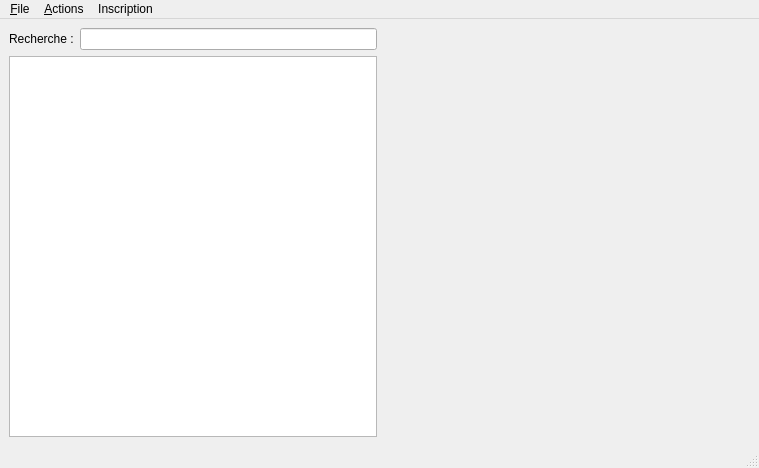
First picture: the form in LOA/Project_LOA/mainwindow.ui, repository lucas971/LOA_QT, before the edit.
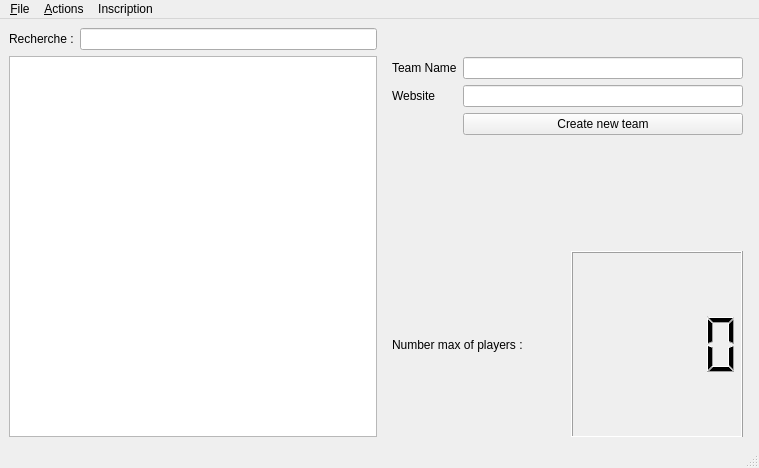
Second picture: the form after the edit. The open tabs and pages were chosen to show the change.

What changed in the file:
```diff
--- a/LOA/Project_LOA/mainwindow.ui
+++ b/LOA/Project_LOA/mainwindow.ui
@@ -210,6 +210,65 @@
        </widget>
       </widget>
       <widget class="QWidget" name="sport"/>
+      <widget class="QWidget" name="team">
+       <widget class="QWidget" name="verticalLayoutWidget">
+        <property name="geometry">
+         <rect>
+          <x>9</x>
+          <y>29</y>
+          <width>351</width>
+          <height>381</height>
+         </rect>
+        </property>
+        <layout class="QVBoxLayout" name="verticalLayout">
+         <item>
+          <layout class="QFormLayout" name="formLayout">
+           <item row="0" column="0">
+            <widget class="QLabel" name="teamNameLabel">
+             <property name="text">
+              <string>Team Name</string>
+             </property>
+            </widget>
+           </item>
+           <item row="0" column="1">
+            <widget class="QLineEdit" name="teamNameLineEdit"/>
+           </item>
+           <item row="1" column="0">
+            <widget class="QLabel" name="websiteLabel">
+             <property name="text">
+              <string>Website </string>
+             </property>
+            </widget>
+           </item>
+           <item row="1" column="1">
+            <widget class="QLineEdit" name="websiteLineEdit"/>
+           </item>
+           <item row="2" column="1">
+            <widget class="QPushButton" name="pushButton">
+             <property name="text">
+              <string>Create new team</string>
+             </property>
+            </widget>
+           </item>
+          </layout>
+         </item>
+         <item>
+          <layout class="QHBoxLayout" name="horizontalLayout">
+           <item>
+            <widget class="QLabel" name="label_2">
+             <property name="text">
+              <string>Number max of players :</string>
+             </property>
+            </widget>
+           </item>
+           <item>
+            <widget class="QLCDNumber" name="NumberMaxOfPlayers"/>
+           </item>
+          </layout>
+         </item>
+        </layout>
+       </widget>
+      </widget>
      </widget>
     </item>
    </layout>
```
Left out of the diff: 4 changed lines with no effect on the pictures.
